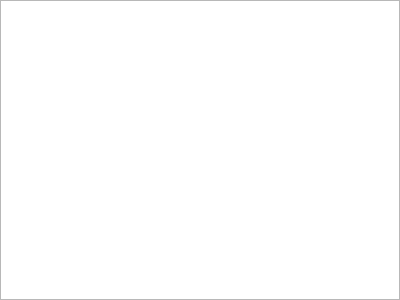
Old version of the form mainwindow.ui in the repository Urvancev/StreamScreen.
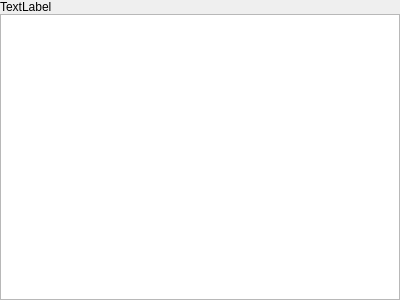
New version of the form.

Diff of the .ui file:
```diff
--- a/mainwindow.ui
+++ b/mainwindow.ui
@@ -30,9 +30,16 @@
     <property name="spacing">
      <number>0</number>
     </property>
-    <item row="0" column="0">
+    <item row="1" column="0">
      <widget class="QListWidget" name="listWidget"/>
     </item>
+    <item row="0" column="0">
+     <widget class="QLabel" name="label">
+      <property name="text">
+       <string>TextLabel</string>
+      </property>
+     </widget>
+    </item>
    </layout>
   </widget>
   <widget class="QMenuBar" name="menuBar">
```
